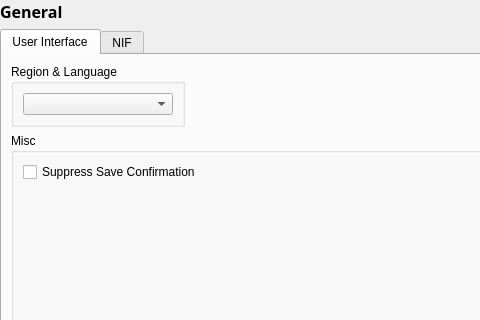
Old version of the form src/ui/settingsgeneral.ui in the repository niftools/nifskope; both pictures show x 0 to 480 and y 0 to 320 of the 800 by 600 pixel window.
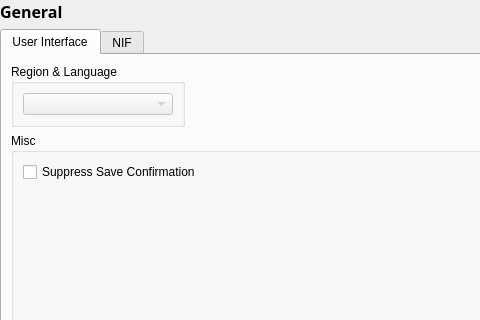
New version of the form.

The edit to the form file:
```diff
--- a/src/ui/settingsgeneral.ui
+++ b/src/ui/settingsgeneral.ui
@@ -74,6 +74,9 @@
          <layout class="QVBoxLayout" name="verticalLayout">
           <item>
            <widget class="QComboBox" name="language">
+            <property name="enabled">
+             <bool>false</bool>
+            </property>
             <property name="minimumSize">
              <size>
               <width>150</width>
```
